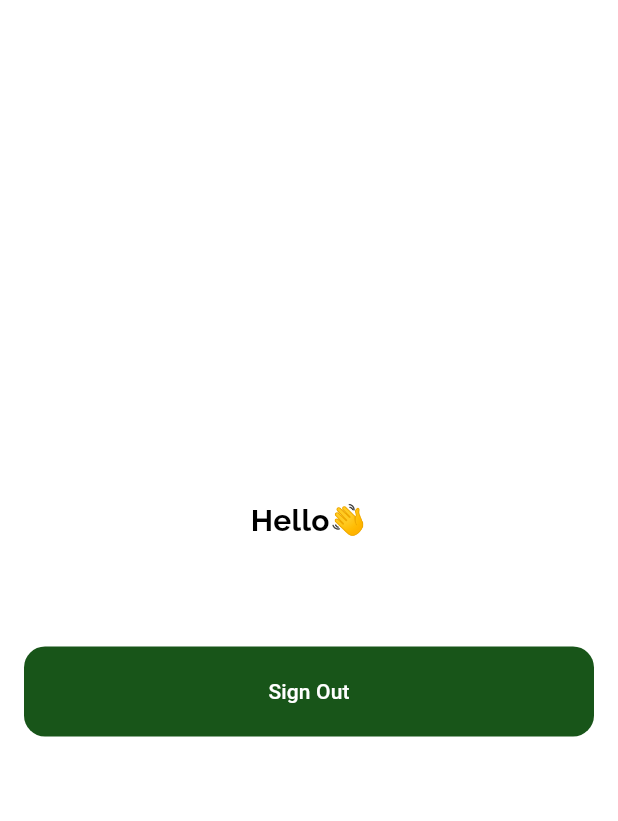
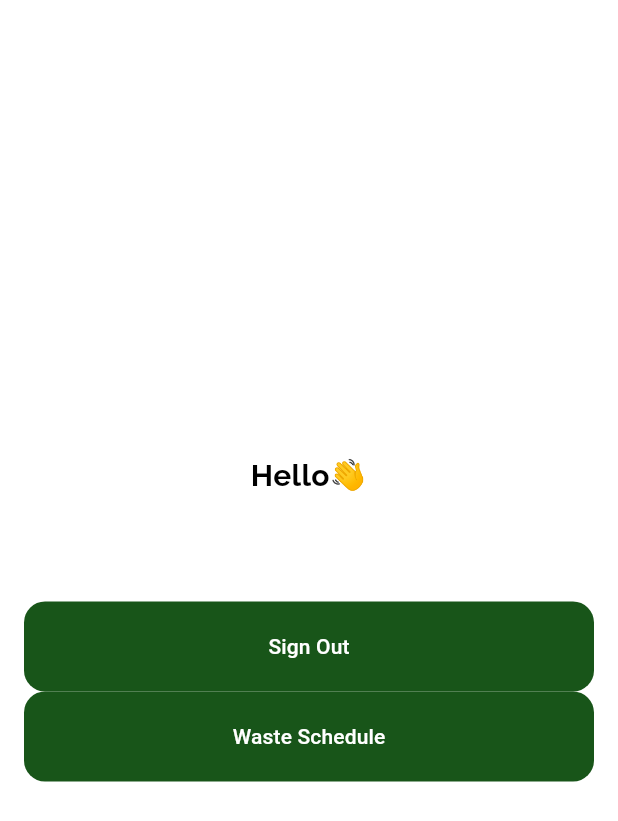
Before and after one commit to BilalR4M/EcoSpere, a Flutter app: the Home screen opened directly, on a phone screen of 412 x 824 dp. Shown: the top 821 px of the screen. Run offline on Flutter 3.47's test engine with Material 3 defaults, Android fonts, the phone set to English and light mode, and no system bars; our stand-ins replace cloud_firestore, firebase_auth, firebase_core, fluttertoast, go_router, google_fonts and 1 more; accounts and stored records are empty.

Commit message:
"added calender page"

```diff
--- /dev/null
+++ b/devtools_options.yaml
@@ -0,0 +1,3 @@
+description: This file stores settings for Dart & Flutter DevTools.
+documentation: https://docs.flutter.dev/tools/devtools/extensions#configure-extension-enablement-states
+extensions:
--- /dev/null
+++ b/lib/models/schedule.dart
@@ -0,0 +1,22 @@
+import 'package:cloud_firestore/cloud_firestore.dart';
+
+class Schedule {
+  final String id;
+  final DateTime date;
+  final String activity;
+
+  Schedule({
+    required this.id,
+    required this.date,
+    required this.activity,
+  });
+
+  factory Schedule.fromDocument(DocumentSnapshot doc) {
+    final data = doc.data() as Map<String, dynamic>;
+    return Schedule(
+      id: doc.id,
+      date: (data['date'] as Timestamp).toDate(),
+      activity: data['activity'] ?? '',
+    );
+  }
+}
--- a/lib/pages/home.dart
+++ b/lib/pages/home.dart
@@ -38,7 +38,21 @@ class Home extends StatelessWidget {
                   ),
                 ),
                  const SizedBox(height: 30,),
-                _logout(context)
+                _logout(context),
+                ElevatedButton(
+                  style: ElevatedButton.styleFrom(
+                    backgroundColor: const Color(0xff185519),
+                    shape: RoundedRectangleBorder(
+                      borderRadius: BorderRadius.circular(14),
+                    ),
+                    minimumSize: const Size(double.infinity, 60),
+                    elevation: 0,
+                  ),
+                  onPressed: () {
+                    Navigator.pushNamed(context, '/calendar');
+                  },
+                  child: const Text("Waste Schedule", style: TextStyle(color: Colors.white),),
+                )
             ],
           ),
         ),
--- /dev/null
+++ b/lib/src/add_schedule.dart
@@ -0,0 +1,60 @@
+import 'dart:developer';
+
+import 'package:cloud_firestore/cloud_firestore.dart';
+
+class ScheduleService {
+  final FirebaseFirestore _firestore = FirebaseFirestore.instance;
+
+  Future<void> addSchedules() async {
+    // Sample waste schedules
+    List<Map<String, dynamic>> schedules = [
+      {
+        'date': Timestamp.fromDate(DateTime.parse('2024-10-08T00:00:00Z')),
+        'activity': ['Recyclable Waste Collection', 'E-Waste Collection', 'Battery Collection', 'Plastics Recycling Collection'],
+      },
+      {
+        'date': Timestamp.fromDate(DateTime.parse('2024-10-10T00:00:00Z')),
+        'activity': ['Organic Waste Collection', 'General Waste Collection'],
+      },
+      {
+        'date': Timestamp.fromDate(DateTime.parse('2024-10-12T00:00:00Z')),
+        'activity': ['General Waste Collection', 'Hazardous Waste Collection', 'Medical Waste Collection'],
+      },
+      {
+        'date': Timestamp.fromDate(DateTime.parse('2024-10-15T00:00:00Z')),
+        'activity': ['E-Waste Collection', 'Recyclable Waste Collection'],
+      },
+      {
+        'date': Timestamp.fromDate(DateTime.parse('2024-10-18T00:00:00Z')),
+        'activity': ['Hazardous Waste Collection', 'Plastics Recycling Collection'],
+      },
+      {
+        'date': Timestamp.fromDate(DateTime.parse('2024-10-20T00:00:00Z')),
+        'activity': ['Bulky Waste Collection', 'Medical Waste Collection'],
+      },
+      {
+        'date': Timestamp.fromDate(DateTime.parse('2024-10-25T00:00:00Z')),
+        'activity': ['Yard Waste Collection', 'Battery Collection'],
+      },
+      {
+        'date': Timestamp.fromDate(DateTime.parse('2024-10-30T00:00:00Z')),
+        'activity': ['Medical Waste Collection', 'Recyclable Waste Collection'],
+      },
+      {
+        'date': Timestamp.fromDate(DateTime.parse('2024-11-01T00:00:00Z')),
+        'activity': ['Battery Collection', 'Hazardous Waste Collection'],
+      },
+      {
+        'date': Timestamp.fromDate(DateTime.parse('2024-11-05T00:00:00Z')),
+        'activity': ['Plastics Recycling Collection', 'E-Waste Collection'],
+      }
+
+    ];
+
+    for (var schedule in schedules) {
+      await _firestore.collection('schedules').add(schedule);
+    }
+
+    log('Schedules added successfully');
+  }
+}
--- a/pubspec.yaml
+++ b/pubspec.yaml
@@ -45,6 +45,7 @@ dependencies:
   google_sign_in: ^6.2.1
   clean_calendar: ^2.0.0
   fluttertoast: ^8.2.8
+  table_calendar: ^3.1.2
 
 dev_dependencies:
   flutter_test:
```
Also changed, not shown: lib/main.dart (+11 -0 lines), lib/pages/calendar.dart (added, +107 -0 lines), lib/pages/signup.dart (+9 -3 lines), lib/services/firestore_service.dart (added, +40 -0 lines), pubspec.lock, 1 other file.
